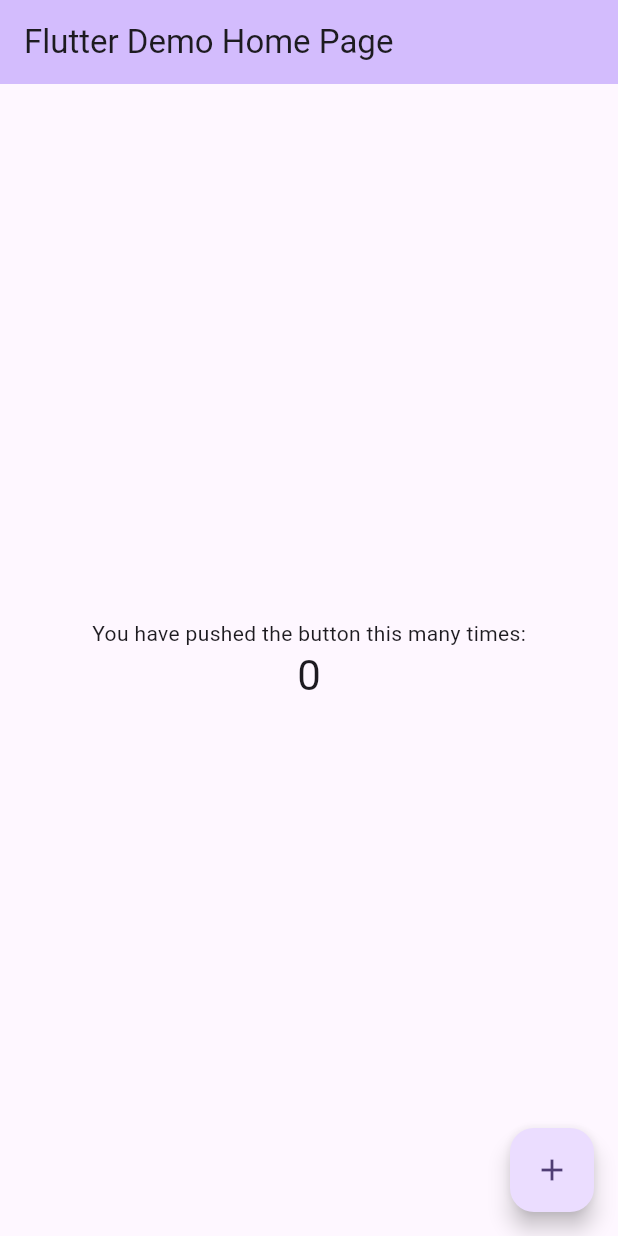
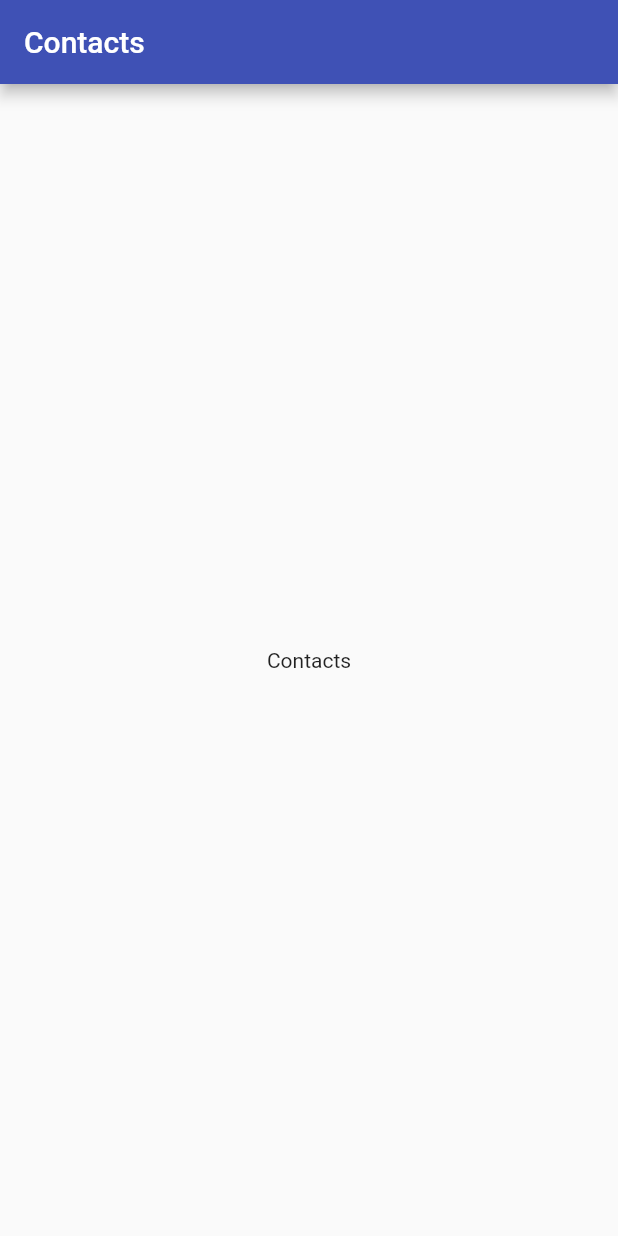
Before and after one commit to andrianiainafn/MyContacts, a Flutter app: the screen it shows after launch, on a phone screen of 412 x 824 dp. Run offline on Flutter 3.47's test engine with Material 2 defaults, Android fonts, the phone set to English and light mode, and no system bars; our stand-ins replace flutter_bloc.

Commit message:
add contacts page

```diff
--- a/lib/main.dart
+++ b/lib/main.dart
@@ -1,4 +1,5 @@
 import 'package:flutter/material.dart';
+import 'package:social_mobile/ui/pages/contacts/contacts.page.dart';
 
 void main() {
   runApp(const MyApp());
@@ -7,119 +8,14 @@ void main() {
 class MyApp extends StatelessWidget {
   const MyApp({super.key});
 
-  // This widget is the root of your application.
   @override
   Widget build(BuildContext context) {
     return MaterialApp(
-      title: 'Flutter Demo',
-      theme: ThemeData(
-        // This is the theme of your application.
-        //
-        // TRY THIS: Try running your application with "flutter run". You'll see
-        // the application has a blue toolbar. Then, without quitting the app,
-        // try changing the seedColor in the colorScheme below to Colors.green
-        // and then invoke "hot reload" (save your changes or press the "hot
-        // reload" button in a Flutter-supported IDE, or press "r" if you used
-        // the command line to start the app).
-        //
-        // Notice that the counter didn't reset back to zero; the application
-        // state is not lost during the reload. To reset the state, use hot
-        // restart instead.
-        //
-        // This works for code too, not just values: Most code changes can be
-        // tested with just a hot reload.
-        colorScheme: ColorScheme.fromSeed(seedColor: Colors.deepPurple),
-        useMaterial3: true,
-      ),
-      home: const MyHomePage(title: 'Flutter Demo Home Page'),
+      theme: ThemeData(primarySwatch: Colors.indigo),
+      routes: {
+        '/contacts':(context)=>ContactsPage()
+      },
+      initialRoute: '/contacts',
     );
   }
 }
-
-class MyHomePage extends StatefulWidget {
-  const MyHomePage({super.key, required this.title});
-
-  // This widget is the home page of your application. It is stateful, meaning
-  // that it has a State object (defined below) that contains fields that affect
-  // how it looks.
-
-  // This class is the configuration for the state. It holds the values (in this
-  // case the title) provided by the parent (in this case the App widget) and
-  // used by the build method of the State. Fields in a Widget subclass are
-  // always marked "final".
-
-  final String title;
-
-  @override
-  State<MyHomePage> createState() => _MyHomePageState();
-}
-
-class _MyHomePageState extends State<MyHomePage> {
-  int _counter = 0;
-
-  void _incrementCounter() {
-    setState(() {
-      // This call to setState tells the Flutter framework that something has
-      // changed in this State, which causes it to rerun the build method below
-      // so that the display can reflect the updated values. If we changed
-      // _counter without calling setState(), then the build method would not be
-      // called again, and so nothing would appear to happen.
-      _counter++;
-    });
-  }
-
-  @override
-  Widget build(BuildContext context) {
-    // This method is rerun every time setState is called, for instance as done
-    // by the _incrementCounter method above.
-    //
-    // The Flutter framework has been optimized to make rerunning build methods
-    // fast, so that you can just rebuild anything that needs updating rather
-    // than having to individually change instances of widgets.
-    return Scaffold(
-      appBar: AppBar(
-        // TRY THIS: Try changing the color here to a specific color (to
-        // Colors.amber, perhaps?) and trigger a hot reload to see the AppBar
-        // change color while the other colors stay the same.
-        backgroundColor: Theme.of(context).colorScheme.inversePrimary,
-        // Here we take the value from the MyHomePage object that was created by
-        // the App.build method, and use it to set our appbar title.
-        title: Text(widget.title),
-      ),
-      body: Center(
-        // Center is a layout widget. It takes a single child and positions it
-        // in the middle of the parent.
-        child: Column(
-          // Column is also a layout widget. It takes a list of children and
-          // arranges them vertically. By default, it sizes itself to fit its
-          // children horizontally, and tries to be as tall as its parent.
-          //
-          // Column has various properties to control how it sizes itself and
-          // how it positions its children. Here we use mainAxisAlignment to
-          // center the children vertically; the main axis here is the vertical
-          // axis because Columns are vertical (the cross axis would be
-          // horizontal).
-          //
-          // TRY THIS: Invoke "debug painting" (choose the "Toggle Debug Paint"
-          // action in the IDE, or press "p" in the console), to see the
-          // wireframe for each widget.
-          mainAxisAlignment: MainAxisAlignment.center,
-          children: <Widget>[
-            const Text(
-              'You have pushed the button this many times:',
-            ),
-            Text(
-              '$_counter',
-              style: Theme.of(context).textTheme.headlineMedium,
-            ),
-          ],
-        ),
-      ),
-      floatingActionButton: FloatingActionButton(
-        onPressed: _incrementCounter,
-        tooltip: 'Increment',
-        child: const Icon(Icons.add),
-      ), // This trailing comma makes auto-formatting nicer for build methods.
-    );
-  }
-}
--- /dev/null
+++ b/lib/ui/pages/contacts/contacts.page.dart
@@ -0,0 +1,15 @@
+import 'package:flutter/material.dart';
+
+class ContactsPage extends StatelessWidget {
+  const ContactsPage({super.key});
+
+  @override
+  Widget build(BuildContext context) {
+    return Scaffold(
+      appBar: AppBar(title: const Text('Contacts'),),
+      body: const Center(
+        child: Text('Contacts'),
+      ),
+    );
+  }
+}
```
